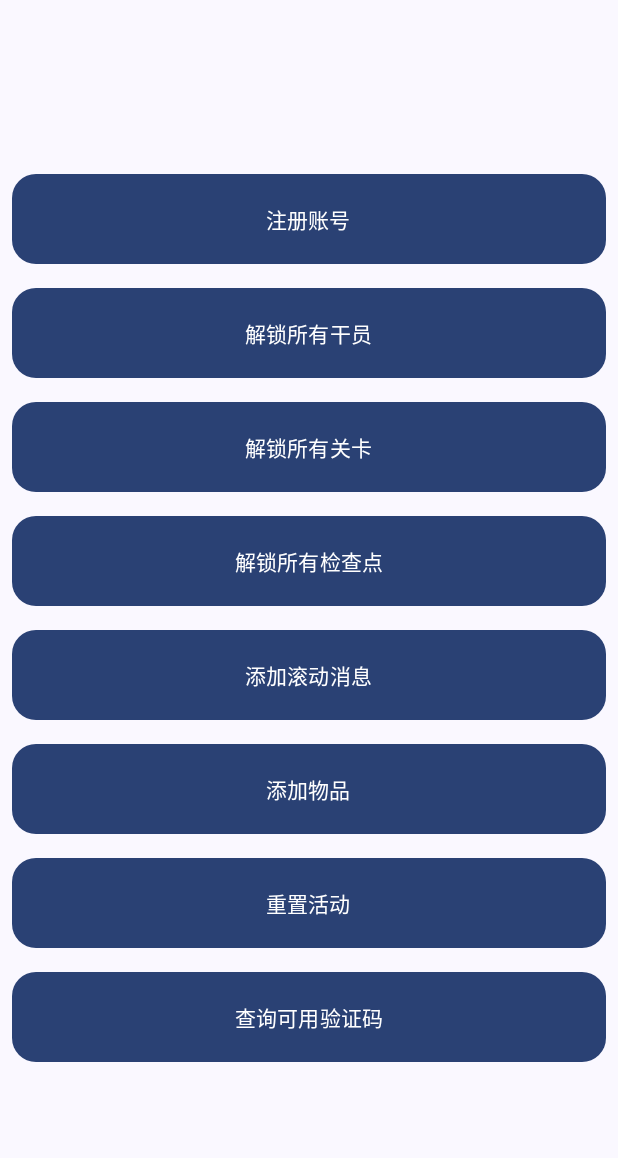
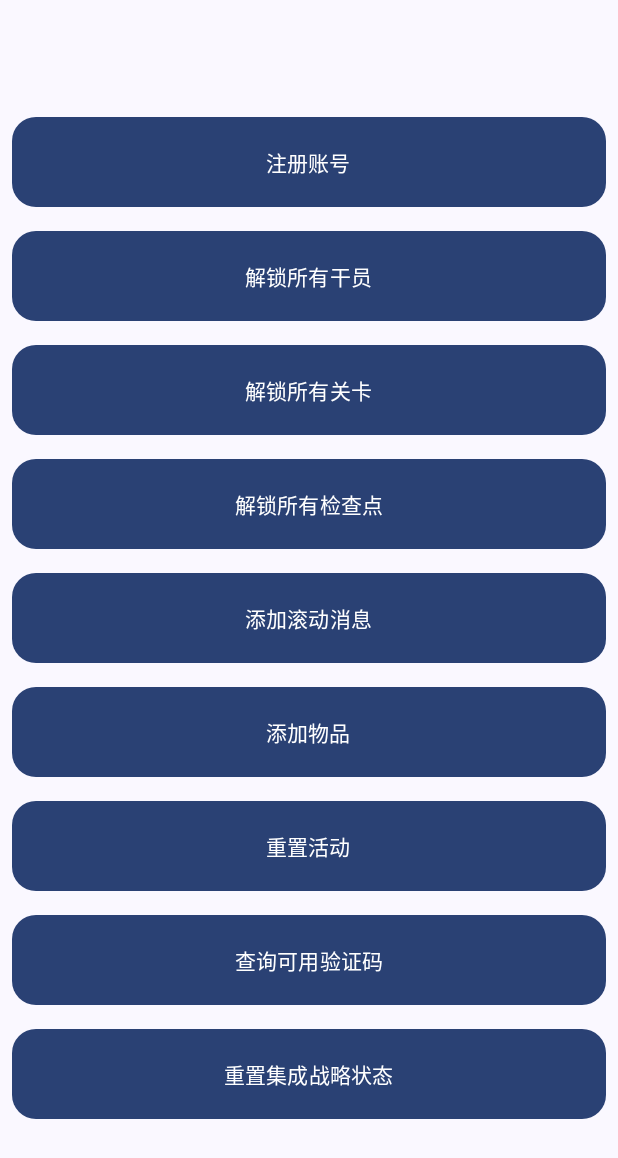
Before and after one commit to Ali-Ericpu/AK-Tool, an Android app built with Jetpack Compose: the composable ExtraPage shown on its own in the app's theme, after a tap on "解锁所有检查点", on a phone screen of 412 x 824 dp. Shown: the top 1158 px of the screen. Run offline under Robolectric (Android 15) with nearby library versions, the light colour scheme and no system bars; libraries missing offline, so code that uses them is left out: retrofit2.converter.jackson; 1 statement that could not run was skipped.

Commit message:
更多页面新增“重置集成战略状态”按钮

```diff
--- a/app/build.gradle.kts
+++ b/app/build.gradle.kts
@@ -12,8 +12,8 @@ android {
         applicationId = "org.doctorate.aktool"
         minSdk = 28
         targetSdk = 35
-        versionCode = 13
-        versionName = "1.5.1"
+        versionCode = 14
+        versionName = "1.5.2"
 
         testInstrumentationRunner = "androidx.test.runner.AndroidJUnitRunner"
     }
--- a/app/src/main/java/org/doctorate/aktool/network/Network.kt
+++ b/app/src/main/java/org/doctorate/aktool/network/Network.kt
@@ -100,4 +100,9 @@ object Network {
         return service.syncValidCode(AppConfig.config.adminKey)
     }
 
+    suspend fun resetRlv2(): Result<Map<String, Any>?> {
+        val config = AppConfig.config
+        return service.resetRlv2(config.uid, config.adminKey)
+    }
+
 }
--- a/app/src/main/java/org/doctorate/aktool/network/NetworkService.kt
+++ b/app/src/main/java/org/doctorate/aktool/network/NetworkService.kt
@@ -92,4 +92,10 @@ interface NetworkService {
     @GET("admin/syncValidCode")
     suspend fun syncValidCode(@Header("adminKey") adminKey: String): Result<Map<String, String>>
 
+    @POST("admin/rlv2/reset")
+    suspend fun resetRlv2(
+        @Header("uid") uid: String,
+        @Header("adminKey") adminKey: String
+    ): Result<Map<String, Any>?>
+
 }
--- a/app/src/main/java/org/doctorate/aktool/ui/page/extra/Extra.kt
+++ b/app/src/main/java/org/doctorate/aktool/ui/page/extra/Extra.kt
@@ -117,6 +117,9 @@ fun ExtraPage() {
                 }
                 RequestButton(stringResource(R.string.query_valid_code)) {
                     viewModel.changeValidCodeState()
+                }
+                RequestButton(stringResource(R.string.reset_rlv2)) {
+                    viewModel.resetRlv2(context)
                 }
             }
         }
--- a/app/src/main/java/org/doctorate/aktool/ui/page/extra/ExtraViewModel.kt
+++ b/app/src/main/java/org/doctorate/aktool/ui/page/extra/ExtraViewModel.kt
@@ -138,4 +138,10 @@ class ExtraViewModel : ViewModel() {
 
     fun validateCodeList(): List<Pair<String, String>> = validateCode.toList()
 
+    fun resetRlv2(context: Context) = viewModelScope.launch {
+        doRequest(context) {
+            Network.resetRlv2()
+        }
+    }
+
 }
--- a/app/src/main/res/values/strings.xml
+++ b/app/src/main/res/values/strings.xml
@@ -69,4 +69,5 @@
     <string name="valid_code">验证码</string>
     <string name="is_nothing">这里什么也没有</string>
     <string name="equip">模组</string>
+    <string name="reset_rlv2">重置集成战略状态</string>
 </resources>
```
Also changed, not shown: 1 other file.
